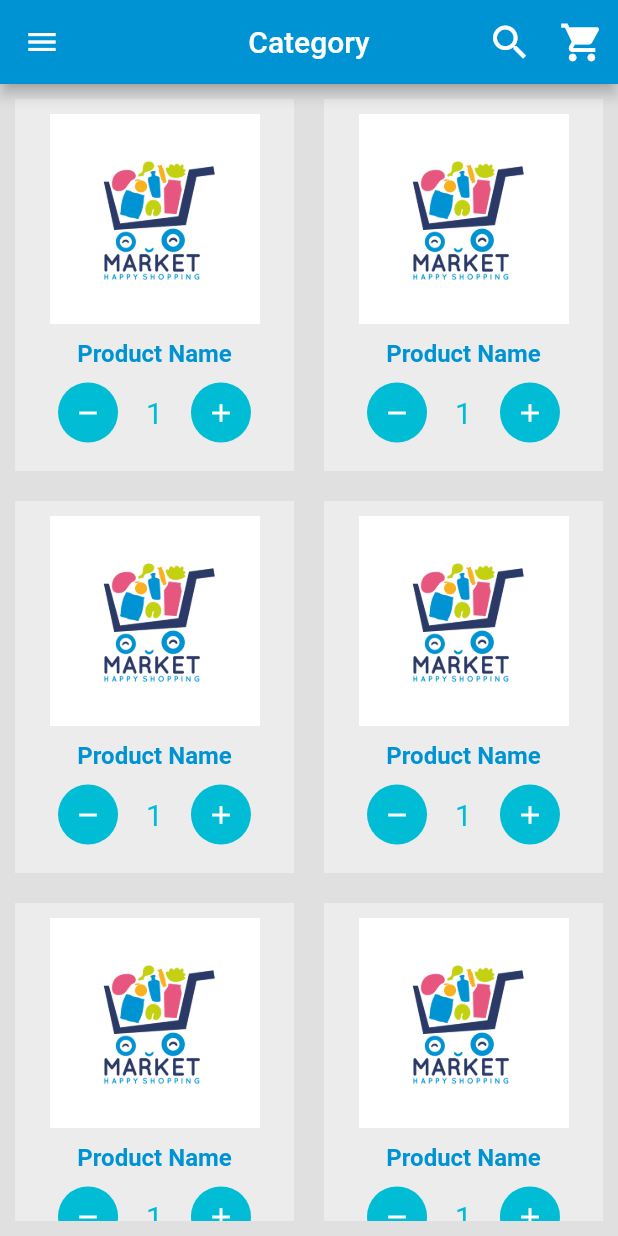
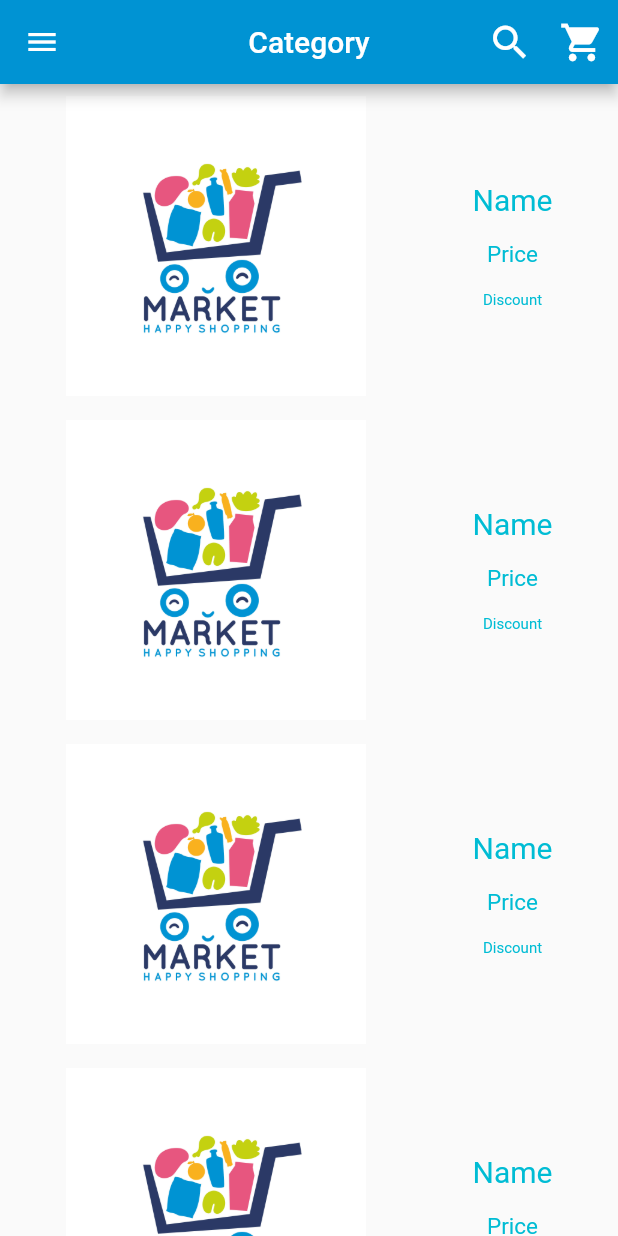
Before and after one commit to MEDOXIII/market, a Flutter app: the screen it shows after launch, after a tap on "Skip", on a phone screen of 412 x 824 dp. Run offline on Flutter 3.47's test engine with Material 2 defaults, Android fonts, the phone set to English and light mode, and no system bars; our stand-ins replace firebase_auth, firebase_core, google_fonts, smooth_page_indicator; accounts and stored records are empty; Roboto replaces fonts that are missing (Damion).

Commit message:
GoogleFonts 2 commit

```diff
--- a/lib/Screen/boardingScreen.dart
+++ b/lib/Screen/boardingScreen.dart
@@ -2,6 +2,7 @@ import 'package:flutter/material.dart';
 import 'package:market/Screen/loginScreen.dart';
 import 'package:market/Widgets/BoardingWidget.dart';
 import 'package:smooth_page_indicator/smooth_page_indicator.dart';
+import 'package:google_fonts/google_fonts.dart';
 
 class BoardingScreen extends StatefulWidget {
   const BoardingScreen({Key? key}) : super(key: key);
@@ -42,8 +43,8 @@ class _BoardingScreenState extends State<BoardingScreen> {
                     // color: Colors.transparent,
                     child: Text(
                       "Skip",
-                      style: TextStyle(
-                        fontSize: 20,
+                      style: GoogleFonts.racingSansOne(
+                        textStyle: TextStyle(fontSize: 20, color: Colors.cyan),
                       ),
                     ),
                   ),
@@ -117,9 +118,8 @@ class _BoardingScreenState extends State<BoardingScreen> {
                     },
                     child: Text(
                       onLastPage ? "Get Ready" : "Next",
-                      style: TextStyle(
-                        color: Colors.white,
-                        fontSize: 25,
+                      style: GoogleFonts.damion(
+                        textStyle: TextStyle(fontSize: 25, color: Colors.white),
                       ),
                     ),
                   ),
--- a/lib/Screen/categoryScreen.dart
+++ b/lib/Screen/categoryScreen.dart
@@ -1,7 +1,7 @@
 import 'package:flutter/material.dart';
 import 'package:market/Screen/shopCartScreen.dart';
-import 'package:market/Widgets/categoryWidget.dart';
 import '../Widgets/navigationDrawer.dart';
+import '../Widgets/categoryWidget.dart';
 
 class CategoryScreen extends StatelessWidget {
   const CategoryScreen({Key? key}) : super(key: key);
@@ -39,22 +39,9 @@ class CategoryScreen extends StatelessWidget {
             ],
           ),
           drawer: NavigationDrawer(),
-          body: Container(
-            padding: EdgeInsets.all(10),
-            color: Colors.grey.shade300,
-            child: GridView(
-              shrinkWrap: true,
-              gridDelegate: SliverGridDelegateWithFixedCrossAxisCount(
-                crossAxisCount: 2,
-                crossAxisSpacing: 20,
-                mainAxisSpacing: 20,
-                childAspectRatio: 0.75,
-              ),
+          body: SingleChildScrollView(
+            child: Column(
               children: [
-                CategoryWidget(),
-                CategoryWidget(),
-                CategoryWidget(),
-                CategoryWidget(),
                 CategoryWidget(),
                 CategoryWidget(),
                 CategoryWidget(),
--- a/lib/Screen/loginScreen.dart
+++ b/lib/Screen/loginScreen.dart
@@ -4,6 +4,7 @@ import 'package:market/Screen/categoryScreen.dart';
 import 'package:market/Screen/registerScreen.dart';
 import 'package:market/Widgets/ButtonWidget.dart';
 import 'package:market/Widgets/textFieldWidget.dart';
+import 'package:google_fonts/google_fonts.dart';
 
 class LoginScreen extends StatefulWidget {
   @override
@@ -84,7 +85,14 @@ class _LoginScreenState extends State<LoginScreen> {
                     Row(
                       mainAxisAlignment: MainAxisAlignment.center,
                       children: [
-                        Text("Don't have an account ? "),
+                        Text(
+                          "Don't have an account ? ",
+                          style: GoogleFonts.racingSansOne(
+                            textStyle: TextStyle(
+                              fontSize: 20,
+                            ),
+                          ),
+                        ),
                         GestureDetector(
                           onTap: () {
                             Navigator.of(context).push(MaterialPageRoute(
@@ -93,8 +101,9 @@ class _LoginScreenState extends State<LoginScreen> {
                           },
                           child: Text(
                             "Register Here",
-                            style: TextStyle(
-                              color: Colors.cyan,
+                            style: GoogleFonts.damion(
+                              textStyle:
+                                  TextStyle(fontSize: 20, color: Colors.cyan),
                             ),
                           ),
                         ),
--- a/lib/Screen/subCategoryScreen.dart
+++ b/lib/Screen/productScreen.dart
@@ -1,11 +1,10 @@
 import 'package:flutter/material.dart';
 import 'package:market/Screen/shopCartScreen.dart';
 import 'package:market/Widgets/navigationDrawer.dart';
+import 'package:market/Widgets/productWidget.dart';
 
-import '../Widgets/productWidget.dart';
-
-class SubCategoryScreen extends StatelessWidget {
-  const SubCategoryScreen({Key? key}) : super(key: key);
+class ProductScreen extends StatelessWidget {
+  const ProductScreen({Key? key}) : super(key: key);
 
   @override
   Widget build(BuildContext context) {
@@ -15,7 +14,7 @@ class SubCategoryScreen extends StatelessWidget {
           appBar: AppBar(
             backgroundColor: Color(0xff0093d3),
             title: const Text(
-              'SubCategory',
+              'Product',
             ),
             centerTitle: true,
             actions: [
@@ -40,9 +39,22 @@ class SubCategoryScreen extends StatelessWidget {
             ],
           ),
           drawer: NavigationDrawer(),
-          body: SingleChildScrollView(
-            child: Column(
+          body: Container(
+            padding: EdgeInsets.all(10),
+            color: Colors.grey.shade300,
+            child: GridView(
+              shrinkWrap: true,
+              gridDelegate: SliverGridDelegateWithFixedCrossAxisCount(
+                crossAxisCount: 2,
+                crossAxisSpacing: 20,
+                mainAxisSpacing: 20,
+                childAspectRatio: 0.75,
+              ),
               children: [
+                ProductWidget(),
+                ProductWidget(),
+                ProductWidget(),
+                ProductWidget(),
                 ProductWidget(),
                 ProductWidget(),
                 ProductWidget(),
--- a/lib/Widgets/buttonWidget.dart
+++ b/lib/Widgets/buttonWidget.dart
@@ -1,4 +1,5 @@
 import 'package:flutter/material.dart';
+import 'package:google_fonts/google_fonts.dart';
 
 class ButtonWidget extends StatelessWidget {
   final VoidCallback onPressed;
@@ -19,10 +20,13 @@ class ButtonWidget extends StatelessWidget {
           child: Center(
             child: Text(
               text,
-              style: TextStyle(
-                  fontSize: 25,
+              style: GoogleFonts.sail(
+                textStyle: TextStyle(
+                  fontSize: 20,
                   color: Colors.white,
-                  fontWeight: FontWeight.bold),
+                  fontWeight: FontWeight.bold,
+                ),
+              ),
             ),
           ),
         ),
--- a/lib/Widgets/categoryWidget.dart
+++ b/lib/Widgets/categoryWidget.dart
@@ -1,6 +1,6 @@
 import 'package:flutter/material.dart';
-import 'package:market/Screen/subCategoryScreen.dart';
-import 'package:market/Widgets/countRowWidget.dart';
+import 'package:google_fonts/google_fonts.dart';
+import 'package:market/Screen/productScreen.dart';
 
 class CategoryWidget extends StatelessWidget {
   const CategoryWidget({
@@ -10,42 +10,52 @@ class CategoryWidget extends StatelessWidget {
   @override
   Widget build(BuildContext context) {
     return GestureDetector(
+      onTap: () {
+        Navigator.of(context).push(MaterialPageRoute(
+          builder: (context) => ProductScreen(),
+        ));
+      },
       child: Container(
-        color: Colors.white38,
-        padding: EdgeInsets.all(10),
-        child: Column(
+        padding: EdgeInsets.all(8),
+        child: Row(
+          mainAxisAlignment: MainAxisAlignment.spaceAround,
           children: [
-            Image.asset(
-              'assets/images/market.png',
-              height: 140,
+            Container(
+              height: 200,
+              width: 200,
+              child: Image.asset('assets/images/market.png'),
             ),
-            SizedBox(
-              height: 10,
-            ),
+            Column(
+              children: [
                 Text(
-              "Product Name",
-              textAlign: TextAlign.center,
-              style: TextStyle(
-                color: Color(0xff0093d3),
-                fontSize: 16,
-                fontWeight: FontWeight.bold,
+                  'Name',
+                  style: GoogleFonts.damion(
+                    textStyle: TextStyle(fontSize: 20, color: Colors.cyan),
                   ),
                 ),
                 SizedBox(
-              height: 10,
+                  height: 16,
                 ),
-            Container(
-              height: 40,
-              child: countRowWidget(),
+                Text(
+                  'Price',
+                  style: GoogleFonts.damion(
+                    textStyle: TextStyle(fontSize: 15, color: Colors.cyan),
                   ),
+                ),
+                SizedBox(
+                  height: 16,
+                ),
+                Text(
+                  'Discount',
+                  style: GoogleFonts.damion(
+                    textStyle: TextStyle(fontSize: 10, color: Colors.cyan),
+                  ),
+                ),
+              ],
+            )
           ],
         ),
       ),
-      onTap: () {
-        Navigator.of(context).push(MaterialPageRoute(
-          builder: (context) => SubCategoryScreen(),
-        ));
-      },
     );
   }
 }
--- a/lib/Widgets/navigationDrawer.dart
+++ b/lib/Widgets/navigationDrawer.dart
@@ -3,7 +3,7 @@ import 'package:market/Screen/categoryScreen.dart';
 import 'package:market/Screen/detailScreen.dart';
 import 'package:market/Screen/profileScreen.dart';
 import 'package:market/Screen/shopCartScreen.dart';
-import 'package:market/Screen/subCategoryScreen.dart';
+import 'package:market/Screen/productScreen.dart';
 import 'package:firebase_auth/firebase_auth.dart';
 import 'package:google_fonts/google_fonts.dart';
 
@@ -82,7 +82,7 @@ class NavigationDrawer extends StatelessWidget {
             ListTile(
               leading: Icon(Icons.price_change_outlined),
               title: Text(
-                "SubCategory",
+                "Product",
                 style: GoogleFonts.racingSansOne(
                   textStyle: TextStyle(
                     fontSize: 20,
@@ -91,7 +91,7 @@ class NavigationDrawer extends StatelessWidget {
               ),
               onTap: () {
                 Navigator.of(context).push(MaterialPageRoute(
-                  builder: (context) => SubCategoryScreen(),
+                  builder: (context) => ProductScreen(),
                 ));
               },
             ),
```
Also changed, not shown: lib/Screen/detailScreen.dart (+6 -4 lines), lib/Screen/registerScreen.dart (+12 -3 lines), lib/Widgets/productWidget.dart (+33 -41 lines). Lines whose indentation alone changed are shown as unchanged.
